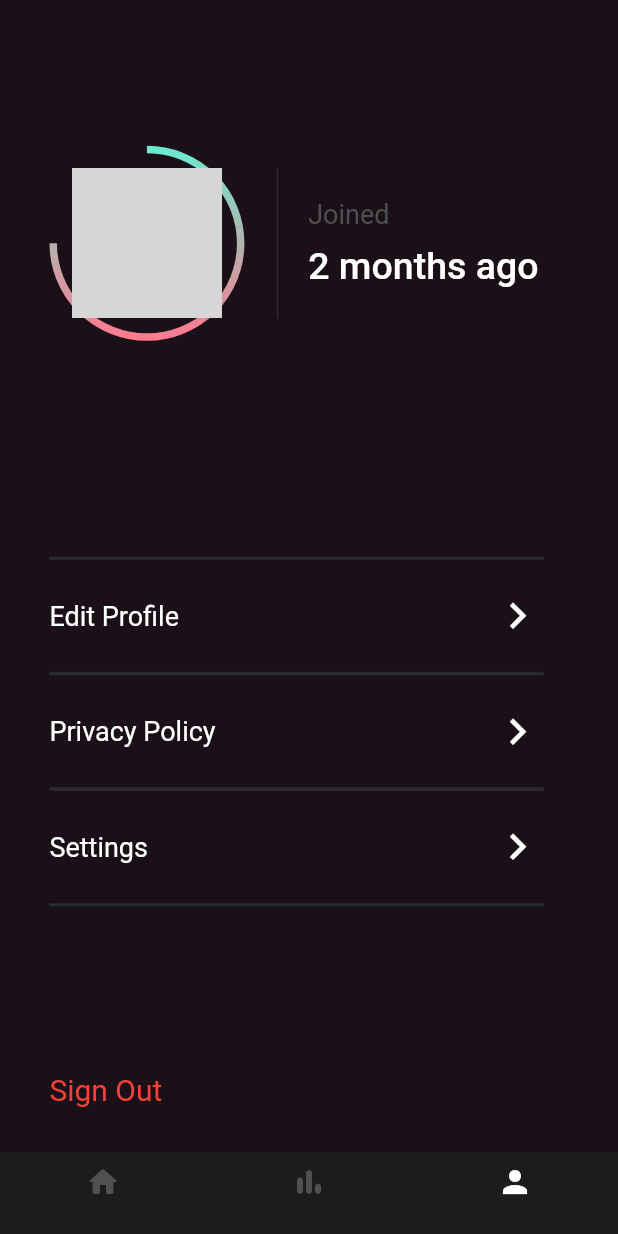
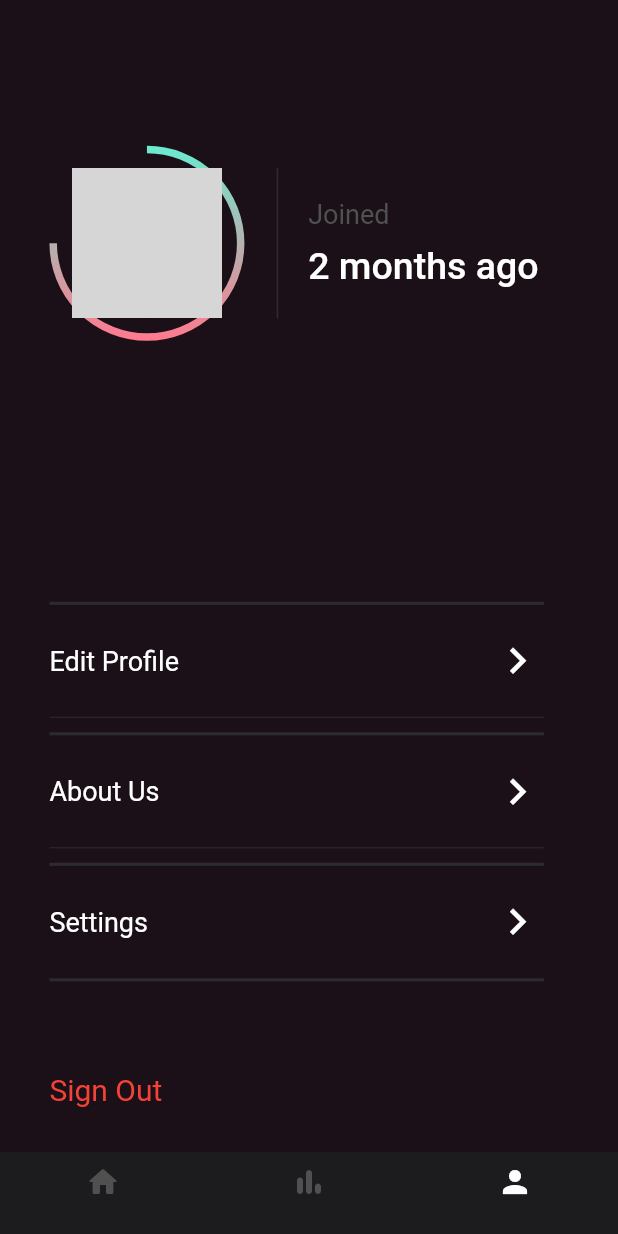
Before and after one commit to deadinside1880/CaloriFit, a Flutter app: the Home screen opened directly, swiped to page 3, on a phone screen of 412 x 824 dp. Run offline on Flutter 3.47's test engine with Material 2 defaults, Android fonts, the phone set to English and light mode, and no system bars; our stand-ins replace cloud_firestore, firebase_auth, firebase_core, firebase_storage, fl_chart, image_picker and 3 more; missing offline and left inert: dart:ffi, tflite_flutter, tflite_flutter_helper; accounts and stored records are empty; network calls fail; project files that could hold a hidden picture were left out; grey boxes are pictures that could not be loaded.

Commit message:
Fixed Settings and Changed Privacy to Abt Us Screen

```diff
--- a/lib/Widgets/SettingScreen.dart
+++ b/lib/Widgets/SettingScreen.dart
@@ -22,10 +22,10 @@ class SettingsScreen extends StatelessWidget {
         child: Column(
           crossAxisAlignment: CrossAxisAlignment.center,
           children: [
-            const CaloriFitTitle(color: Colors.white),
+            // const CaloriFitTitle(color: Colors.white),
             SizedBox(height: MediaQuery.of(context).size.height/20),
             SettingsTitle(text: title),
-            SizedBox(height: MediaQuery.of(context).size.height/40),
+            SizedBox(height: MediaQuery.of(context).size.height/10),
             ...widgets
           ],
         )
--- a/lib/screens/editprofilescreen.dart
+++ b/lib/screens/editprofilescreen.dart
@@ -69,8 +69,12 @@ class _EditProfileScreenState extends State<EditProfileScreen> {
         Column(
           crossAxisAlignment: CrossAxisAlignment.center,
           children: [
-            SizedBox(height: MediaQuery.of(context).size.height/40,),
+            SizedBox(height: MediaQuery.of(context).size.height/30,),
             const SettingsTitle(text: "EDIT PROFILE"),
+                  // const CaloriFitTitle(color: Colors.white),
+                  // SizedBox(
+                  //   height: MediaQuery.of(context).size.height / 30,
+                  // ),
             SizedBox(height: MediaQuery.of(context).size.height/20,),
             Stack(
               clipBehavior: Clip.none,
--- a/lib/screens/profilescreen.dart
+++ b/lib/screens/profilescreen.dart
@@ -97,17 +97,23 @@ class _ProfileScreenState extends State<ProfileScreen> {
           const SizedBox(height: 20,),
           Text(_firstName, style: const TextStyle(fontSize: 40, fontWeight: FontWeight.w900),),
           const SizedBox(height: 10,),
-          Text(_lastName, style: const TextStyle(fontSize: 40, fontWeight: FontWeight.w700),),
-          const SizedBox(height: 20,),
+          Text(_lastName, style: const TextStyle(fontSize: 40, fontWeight: FontWeight.w900),),
+          const SizedBox(height: 50,),
           ProfileScreenOption(
             onPress: () => Navigator.of(context).push(MaterialPageRoute(builder: (context) => const EditProfileScreen())) ,
             text: "Edit Profile",
             isLastOption: false,
           ),
+          const SizedBox(
+            height: 10,
+          ),
           ProfileScreenOption(
             onPress: () => Navigator.of(context).push(MaterialPageRoute(builder: (context) => const PrivacyPolicyScreen())),
-            text: "Privacy Policy",
+            text: "About Us",
             isLastOption: false,),
+          const SizedBox(
+            height: 10,
+          ),
           ProfileScreenOption(
             onPress: () => Navigator.of(context).push(MaterialPageRoute(builder: (context) => const MainSettings())),
             text: "Settings",
```
Also changed, not shown: lib/screens/privacypolicyscreen.dart (+36 -12 lines), lib/styles/PrivacyPolicy.dart (+7 -6 lines).
